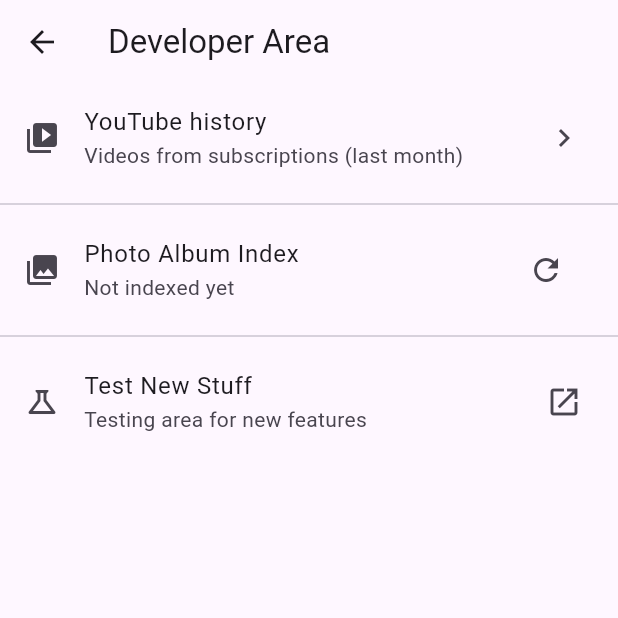
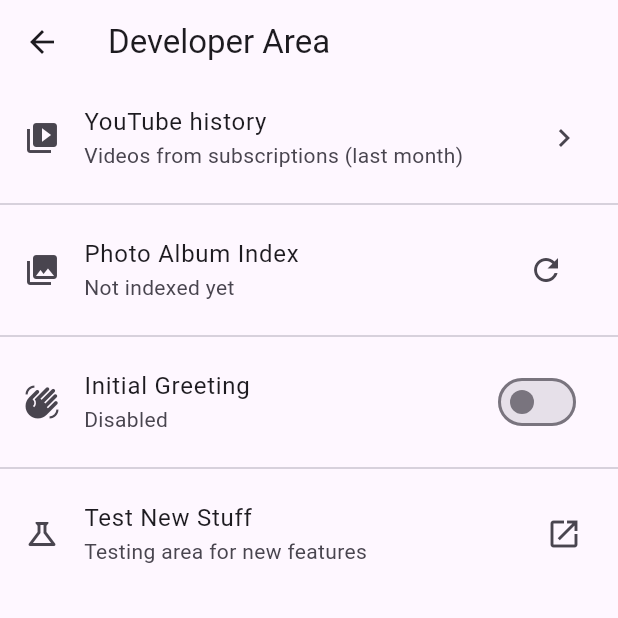
Before and after one commit to vladgets/RoadMate_flutter, a Flutter app: the SettingsScreen screen opened directly, after a tap on "Developer", on a phone screen of 412 x 824 dp, the top half of it. Run offline on Flutter 3.47's test engine with Material 3 defaults, Android fonts, the phone set to English and light mode, and no system bars; our stand-ins replace firebase_core, firebase_messaging, flutter_local_notifications, flutter_timezone, geocoding, geolocator and 7 more; missing offline and left inert: android_intent_plus, device_calendar, flutter_foreground_task, flutter_webrtc, gal, photo_manager and 1 more; accounts and stored records are empty.

Commit message:
Add configurable initial greeting feature
Added a new developer option to configure an initial greeting that the assistant speaks when connecting. Users can toggle the greeting on/off and customize the exact phrase in Settings → Developer → Initial Greeting.

Changes:
- Added greeting configuration in Config class with SharedPreferences persistence
- Added _sendInitialGreeting method to send greeting on connection
- Added UI controls in Developer Area for greeting toggle and phrase editor
- Removed Voice Notes menu item from main settings (accessible via icon)

Co-Authored-By: Claude Sonnet 4.5 <noreply@anthropic.com>

```diff
--- a/lib/config.dart
+++ b/lib/config.dart
@@ -53,6 +53,8 @@ Current date: {{CURRENT_DATE_READABLE}}
   static const serverUrl = "https://roadmate-flutter.onrender.com";
   static const prefKeyClientId = 'roadmate_client_id';
   static const prefKeyVoice = 'roadmate_voice';
+  static const prefKeyInitialGreetingEnabled = 'roadmate_initial_greeting_enabled';
+  static const prefKeyInitialGreetingPhrase = 'roadmate_initial_greeting_phrase';
 
   /// Read saved voice from SharedPreferences (call during app startup).
   static Future<void> loadSavedVoice() async {
@@ -76,6 +78,46 @@ Current date: {{CURRENT_DATE_READABLE}}
       await prefs.setString(prefKeyVoice, newVoice);
     } catch (_) {
       // Ignore persistence errors; voice stays updated for this session.
+    }
+  }
+
+  /// Get whether initial greeting is enabled (default: false)
+  static Future<bool> getInitialGreetingEnabled() async {
+    try {
+      final prefs = await SharedPreferences.getInstance();
+      return prefs.getBool(prefKeyInitialGreetingEnabled) ?? false;
+    } catch (_) {
+      return false;
+    }
+  }
+
+  /// Set whether initial greeting is enabled
+  static Future<void> setInitialGreetingEnabled(bool enabled) async {
+    try {
+      final prefs = await SharedPreferences.getInstance();
+      await prefs.setBool(prefKeyInitialGreetingEnabled, enabled);
+    } catch (_) {
+      // Ignore persistence errors
+    }
+  }
+
+  /// Get the initial greeting phrase (default: "Hello, how can I help you?")
+  static Future<String> getInitialGreetingPhrase() async {
+    try {
+      final prefs = await SharedPreferences.getInstance();
+      return prefs.getString(prefKeyInitialGreetingPhrase) ?? "Hello, how can I help you?";
+    } catch (_) {
+      return "Hello, how can I help you?";
+    }
+  }
+
+  /// Set the initial greeting phrase
+  static Future<void> setInitialGreetingPhrase(String phrase) async {
+    try {
+      final prefs = await SharedPreferences.getInstance();
+      await prefs.setString(prefKeyInitialGreetingPhrase, phrase);
+    } catch (_) {
+      // Ignore persistence errors
     }
   }
 
--- a/lib/ui/developer_area_menu.dart
+++ b/lib/ui/developer_area_menu.dart
@@ -3,6 +3,7 @@ import 'package:url_launcher/url_launcher.dart';
 import 'youtube_history_screen.dart';
 import '../services/photo_index_service.dart';
 import '../services/youtube_client.dart';
+import '../config.dart';
 
 
 class DeveloperAreaScreen extends StatefulWidget {
@@ -13,6 +14,23 @@ class DeveloperAreaScreen extends StatefulWidget {
 }
 
 class _SettingsScreenState extends State<DeveloperAreaScreen> {
+  bool _greetingEnabled = false;
+  String _greetingPhrase = "Hello, how can I help you?";
+
+  @override
+  void initState() {
+    super.initState();
+    _loadGreetingSettings();
+  }
+
+  Future<void> _loadGreetingSettings() async {
+    final enabled = await Config.getInitialGreetingEnabled();
+    final phrase = await Config.getInitialGreetingPhrase();
+    setState(() {
+      _greetingEnabled = enabled;
+      _greetingPhrase = phrase;
+    });
+  }
 
   @override
   void dispose() {
@@ -158,6 +176,56 @@ class _SettingsScreenState extends State<DeveloperAreaScreen> {
             },
           ),
           const Divider(),
+          // Initial greeting settings
+          SwitchListTile(
+            secondary: const Icon(Icons.waving_hand),
+            title: const Text('Initial Greeting'),
+            subtitle: Text(_greetingEnabled ? 'Assistant greets you on connect' : 'Disabled'),
+            value: _greetingEnabled,
+            onChanged: (bool value) async {
+              setState(() => _greetingEnabled = value);
+              await Config.setInitialGreetingEnabled(value);
+            },
+          ),
+          if (_greetingEnabled)
+            ListTile(
+              leading: const SizedBox(width: 24), // Indent to align with switch
+              title: const Text('Greeting Phrase'),
+              subtitle: Text(_greetingPhrase),
+              trailing: const Icon(Icons.edit),
+              onTap: () async {
+                final controller = TextEditingController(text: _greetingPhrase);
+                final result = await showDialog<String>(
+                  context: context,
+                  builder: (context) => AlertDialog(
+                    title: const Text('Edit Greeting Phrase'),
+                    content: TextField(
+                      controller: controller,
+                      decoration: const InputDecoration(
+                        hintText: 'Enter greeting phrase',
+                      ),
+                      maxLines: 2,
+                    ),
+                    actions: [
+                      TextButton(
+                        onPressed: () => Navigator.pop(context),
+                        child: const Text('Cancel'),
+                      ),
+                      TextButton(
+                        onPressed: () => Navigator.pop(context, controller.text),
+                        child: const Text('Save'),
+                      ),
+                    ],
+                  ),
+                );
+
+                if (result != null && result.isNotEmpty) {
+                  setState(() => _greetingPhrase = result);
+                  await Config.setInitialGreetingPhrase(result);
+                }
+              },
+            ),
+          const Divider(),
           ListTile(
             leading: const Icon(Icons.science_outlined),
             title: const Text('Test New Stuff'),
--- a/lib/ui/main_settings_menu.dart
+++ b/lib/ui/main_settings_menu.dart
@@ -1,7 +1,6 @@
 import 'package:flutter/material.dart';
 import 'memory_settings_screen.dart';
 import 'reminders_screen.dart';
-import 'voice_memories_screen.dart';
 import 'developer_area_menu.dart';
 import 'app_configuration_screen.dart';
 
@@ -77,17 +76,6 @@ class _SettingsScreenState extends State<SettingsScreen> {
               );
             },
           ),
-          ListTile(
-            leading: const Icon(Icons.auto_stories),
-            title: const Text('Voice Notes'),
-            subtitle: const Text('Browse saved voice notes'),
-            trailing: const Icon(Icons.chevron_right),
-            onTap: () {
-              Navigator.of(context).push(
-                MaterialPageRoute(builder: (_) => const VoiceMemoriesScreen()),
-              );
-            },
-          ),
           const Divider(),
 
           ListTile(
```
Also changed, not shown: lib/main.dart (+37 -0 lines).
